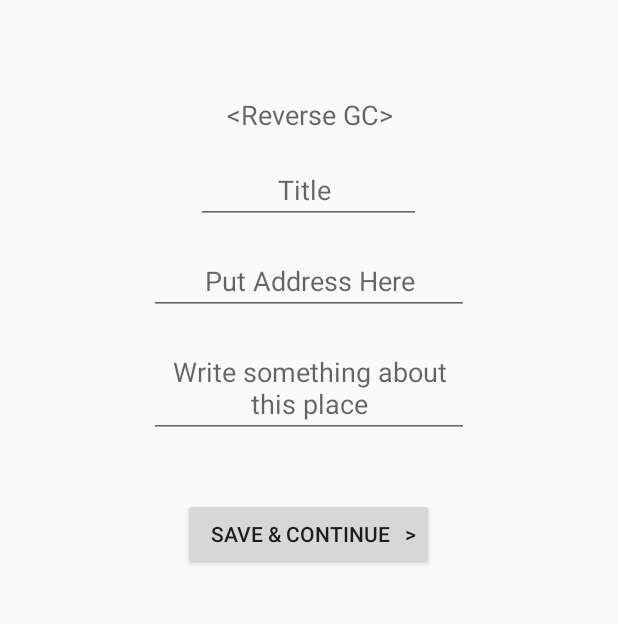
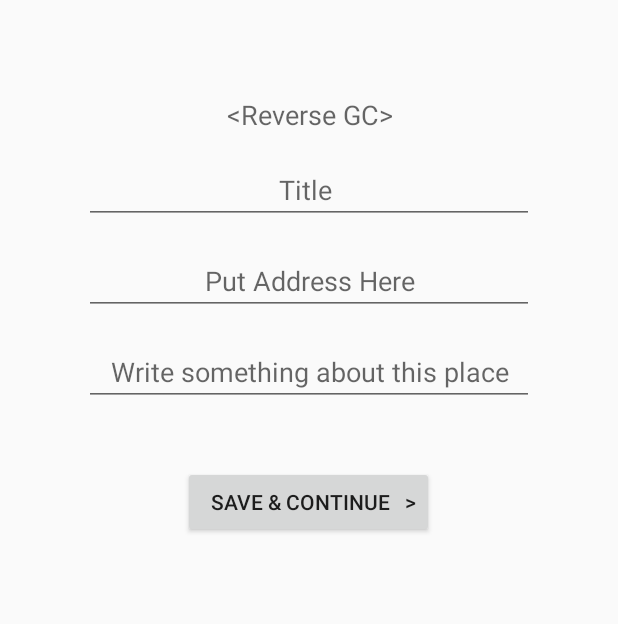
Before and after one commit to thatsabhi22/geotrails, an Android app: the AddDataActivity screen opened directly, with no data from a screen before it, on a phone screen of 412 x 824 dp, the part 184-808 px from its top. Run offline under Robolectric (Android 15) with nearby library versions, the phone set to English and light mode, and no system bars.

Commit message:
Renamed Marker to mark Add markerTask added Sync issue resolved partially

```diff
--- a/app/src/main/java/com/theleafapps/pro/geotrails/models/Marker.java
+++ b/app/src/main/java/com/theleafapps/pro/geotrails/models/Mark.java
@@ -7,7 +7,7 @@ import com.fasterxml.jackson.annotation.JsonProperty;
  * Created by aviator on 29/08/16.
  */
 @JsonInclude(JsonInclude.Include.NON_EMPTY)
-public class Marker extends BaseRecord {
+public class Mark extends BaseRecord {
 
     @JsonProperty("loca_id")
     public int loca_id;
--- a/app/src/main/java/com/theleafapps/pro/geotrails/models/multiples/Markers.java
+++ b/app/src/main/java/com/theleafapps/pro/geotrails/models/multiples/Marks.java
@@ -3,7 +3,7 @@ package com.theleafapps.pro.geotrails.models.multiples;
 import com.fasterxml.jackson.annotation.JsonInclude;
 import com.fasterxml.jackson.annotation.JsonProperty;
 import com.theleafapps.pro.geotrails.models.BaseRecord;
-import com.theleafapps.pro.geotrails.models.Marker;
+import com.theleafapps.pro.geotrails.models.Mark;
 
 import java.util.ArrayList;
 import java.util.List;
@@ -12,9 +12,9 @@ import java.util.List;
  * Created by aviator on 29/08/16.
  */
 @JsonInclude(JsonInclude.Include.NON_EMPTY)
-public class Markers extends BaseRecord{
+public class Marks extends BaseRecord{
 
     @JsonProperty("resource")
-    public List<Marker> markerList = new ArrayList<>();
+    public List<Mark> markerList = new ArrayList<>();
 
 }
--- a/app/src/main/java/com/theleafapps/pro/geotrails/ui/AuthActivity.java
+++ b/app/src/main/java/com/theleafapps/pro/geotrails/ui/AuthActivity.java
@@ -23,7 +23,6 @@ import com.facebook.GraphRequest;
 import com.facebook.GraphResponse;
 import com.facebook.login.LoginResult;
 import com.facebook.login.widget.LoginButton;
-import com.google.android.gms.auth.api.Auth;
 import com.theleafapps.pro.geotrails.R;
 import com.theleafapps.pro.geotrails.models.User;
 import com.theleafapps.pro.geotrails.models.multiples.Users;
--- a/app/src/main/java/com/theleafapps/pro/geotrails/utils/Commons.java
+++ b/app/src/main/java/com/theleafapps/pro/geotrails/utils/Commons.java
@@ -17,4 +17,9 @@ public class Commons {
 
     public static String update_usr_st =  "UPDATE gt_user SET user_dev_id = ?,fb_id = ?,first_name = ?,last_name = ?,gender = ?," +
             "email = ?,current_location = ? WHERE user_id = ?";
+
+    public static String insert_marker_st = "INSERT INTO marker (user_lat,user_long,user_id,user_add,loca_title," +
+            "loca_desc,geocode_add,is_star,is_sync) values (?,?,?,?,?,?,?,?,?);";
+
+    public static String update_marker_sync = "UPDATE marker SET is_sync=1";
 }
--- a/app/src/main/java/com/theleafapps/pro/geotrails/utils/DbHelper.java
+++ b/app/src/main/java/com/theleafapps/pro/geotrails/utils/DbHelper.java
@@ -54,13 +54,13 @@ public class DbHelper extends SQLiteOpenHelper {
         GtrailsDB     = context.openOrCreateDatabase("geoTrailsDB", Context.MODE_PRIVATE, null);
         GtrailsDB.execSQL(
         "CREATE TABLE IF NOT EXISTS gt_user (user_id INTEGER PRIMARY KEY AUTOINCREMENT, user_dev_id INTEGER, " +
-                "fb_id VARCHAR,first_name VARCHAR, last_name VARCHAR, gender VARCHAR, email VARCHAR, current_location VARCHAR, " +
+                "fb_id VARCHAR,first_name VARCHAR, last_name VARCHAR, gender VARCHAR, email VARCHAR, current_location VARCHAR, is_sync INTEGER, " +
                 "created_on DATETIME DEFAULT CURRENT_TIMESTAMP, modified_on DATETIME DEFAULT CURRENT_TIMESTAMP);");
 
         GtrailsDB.execSQL(
         "CREATE TABLE IF NOT EXISTS marker (loca_id INTEGER PRIMARY KEY AUTOINCREMENT, user_lat DOUBLE, " +
                 "user_long DOUBLE, user_id INTEGER, user_add VARCHAR, loca_title VARCHAR, loca_desc VARCHAR, geocode_add VARCHAR, " +
-                "is_star INTEGER, created_on DATETIME DEFAULT CURRENT_TIMESTAMP, modified_on DATETIME DEFAULT CURRENT_TIMESTAMP);");
+                "is_star INTEGER,is_sync INTEGER, created_on DATETIME DEFAULT CURRENT_TIMESTAMP, modified_on DATETIME DEFAULT CURRENT_TIMESTAMP);");
 
         GtrailsDB.execSQL(
         "CREATE TABLE IF NOT EXISTS image (image_id INTEGER PRIMARY KEY AUTOINCREMENT, loca_id INTEGER, " +
--- a/app/src/main/res/layout/activity_add_data.xml
+++ b/app/src/main/res/layout/activity_add_data.xml
@@ -64,18 +64,18 @@
                 android:layout_below="@+id/reverse_geo_add_tv"
                 android:layout_centerHorizontal="true"
                 android:layout_marginTop="15dp"
-                android:minWidth="150dp"
+                android:minWidth="300dp"
                 android:maxLines="1"
                 android:hint="Title "
                 android:nextFocusDown="@+id/location_user_address_et"
                 android:gravity="center_horizontal"
                 android:singleLine="true"
-                android:maxLength="60" />
+                android:maxLength="60"
+                android:inputType="textFilter" />
 
             <EditText
                 android:layout_width="wrap_content"
                 android:layout_height="wrap_content"
-                android:inputType="textMultiLine"
                 android:nextFocusDown="@+id/location_desc_et"
                 android:ems="10"
                 android:id="@+id/location_user_address_et"
@@ -86,12 +86,14 @@
                 android:layout_below="@+id/location_title_et"
                 android:gravity="center_horizontal"
                 android:maxLines="2"
-                android:maxLength="250" />
+                android:maxLength="250"
+                android:minWidth="300dp"
+                android:inputType="textFilter|textMultiLine" />
 
             <EditText
                 android:layout_width="wrap_content"
                 android:layout_height="wrap_content"
-                android:inputType="textMultiLine"
+                android:inputType="textFilter|textMultiLine"
                 android:ems="10"
                 android:id="@+id/location_desc_et"
                 android:layout_below="@+id/location_user_address_et"
@@ -101,7 +103,8 @@
                 android:hint="Write something about this place"
                 android:gravity="center_horizontal"
                 android:maxLines="3"
-                android:maxLength="300" />
+                android:maxLength="300"
+                android:minWidth="300dp" />
 
             <Button
                 android:layout_width="wrap_content"
--- a/build.gradle
+++ b/build.gradle
@@ -5,7 +5,7 @@ buildscript {
         jcenter()
     }
     dependencies {
-        classpath 'com.android.tools.build:gradle:2.0.0'
+        classpath 'com.android.tools.build:gradle:2.1.3'
 
         // NOTE: Do not place your application dependencies here; they belong
         // in the individual module build.gradle files
```
Also changed, not shown: app/src/main/java/com/theleafapps/pro/geotrails/adapters/LocationListAdapter.java (+5 -5 lines), app/src/main/java/com/theleafapps/pro/geotrails/tasks/AddMarkerTask.java (added, +56 -0 lines), app/src/main/java/com/theleafapps/pro/geotrails/ui/AddDataActivity.java (+43 -7 lines), app/src/main/java/com/theleafapps/pro/geotrails/ui/LocationListActivity.java (+7 -6 lines), gradle/wrapper/gradle-wrapper.properties.
